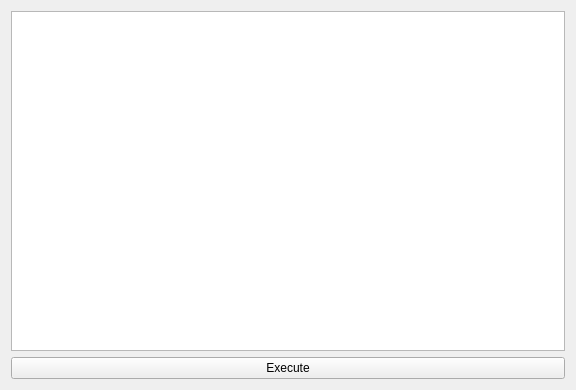
antonshtunder/l2botcontrol, file widgets/scriptswidget.ui: the form before one commit.
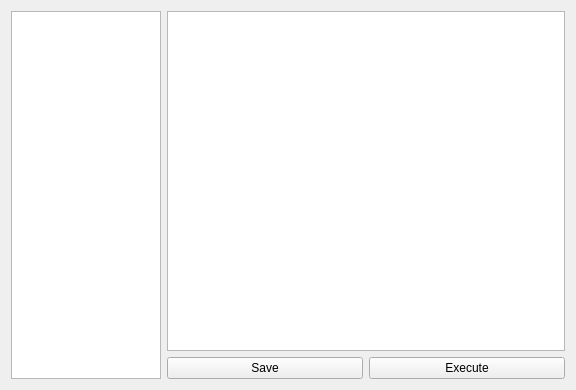
The form after the commit.

Patch:
```diff
--- a/widgets/scriptswidget.ui
+++ b/widgets/scriptswidget.ui
@@ -13,16 +13,47 @@
   <property name="windowTitle">
    <string>Form</string>
   </property>
-  <layout class="QVBoxLayout" name="verticalLayout">
+  <layout class="QHBoxLayout" name="horizontalLayout">
+   <item>
+    <widget class="QListWidget" name="scriptsList">
+     <property name="sizePolicy">
+      <sizepolicy hsizetype="Expanding" vsizetype="Expanding">
+       <horstretch>0</horstretch>
+       <verstretch>0</verstretch>
+      </sizepolicy>
+     </property>
+     <property name="maximumSize">
+      <size>
+       <width>150</width>
+       <height>16777215</height>
+      </size>
+     </property>
+    </widget>
+   </item>
+   <item>
+    <layout class="QVBoxLayout" name="mainLayout">
    <item>
     <widget class="QPlainTextEdit" name="txtScript"/>
    </item>
    <item>
+      <layout class="QHBoxLayout" name="btnsLayout">
+       <item>
+        <widget class="QPushButton" name="btnSave">
+         <property name="text">
+          <string>Save</string>
+         </property>
+        </widget>
+       </item>
+       <item>
     <widget class="QPushButton" name="btnExecute">
      <property name="text">
       <string>Execute</string>
      </property>
     </widget>
+       </item>
+      </layout>
+     </item>
+    </layout>
    </item>
   </layout>
  </widget>
```
Lines whose indentation alone changed are shown as unchanged.
